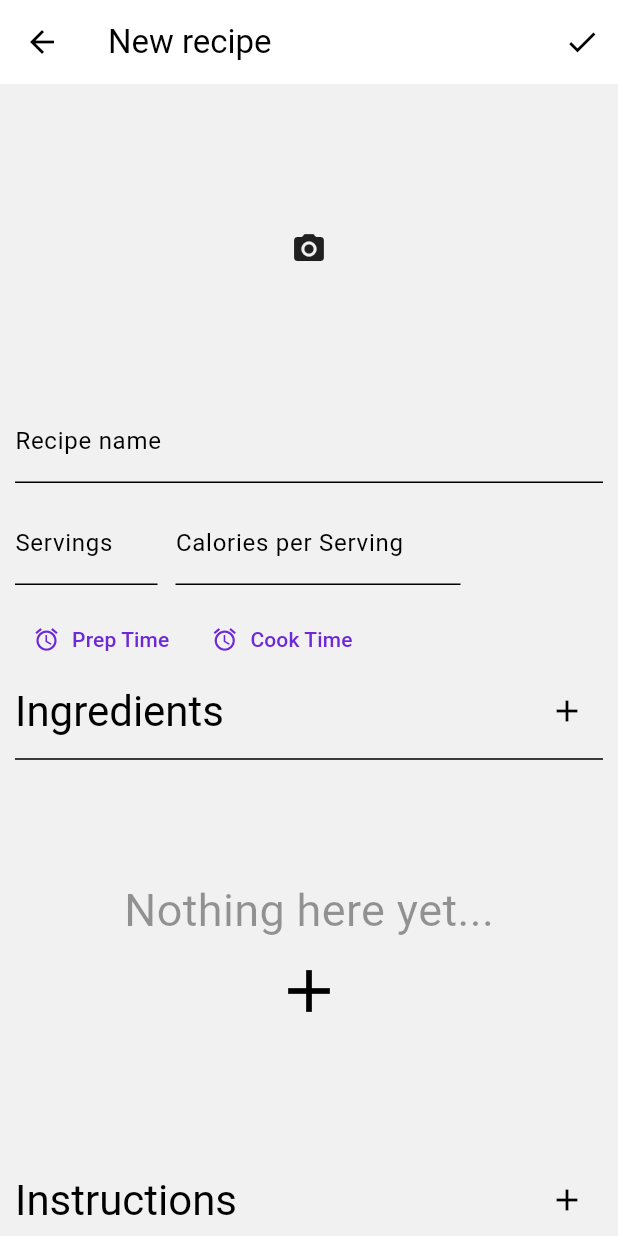
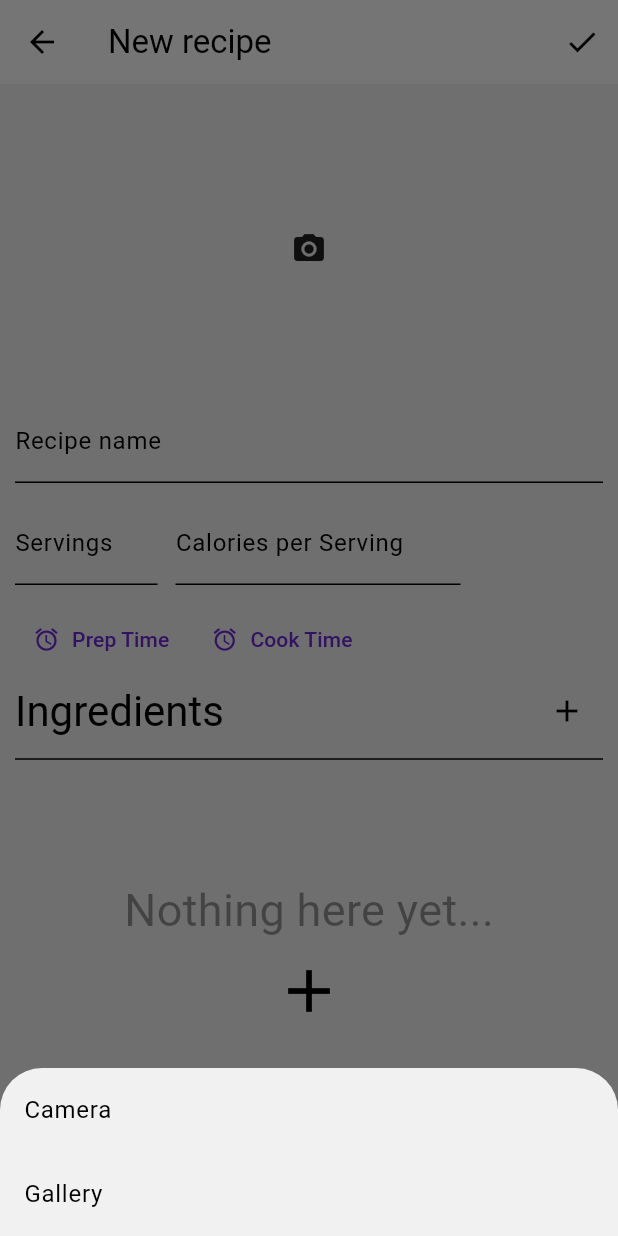
Before and after one commit to ZMensRain/Meals, a Flutter app: the NewRecipeScreen screen opened directly, after a tap on the "camera alt" icon, on a phone screen of 412 x 824 dp. Run offline on Flutter 3.47's test engine with Material 3 defaults, Android fonts, the phone set to English and light mode, and no system bars; our stand-ins replace image_picker, isar, printing, share_plus, transparent_image; missing offline and left inert: converter, duration_picker, pluralize; accounts and stored records are empty; generated files the repository leaves out were written again.

Commit message:
added gallery and camera image picking

```diff
--- a/lib/widgets/image_picker.dart
+++ b/lib/widgets/image_picker.dart
@@ -24,10 +24,69 @@ class ImagePickerCard extends StatelessWidget {
       ),
       child: InkWell(
         onTap: () async {
+          // SafeArea(
+          //         child: Container(
+          //           child: new Wrap(
+          //             children: <Widget>[
+          //               new ListTile(
+          //                   leading: new Icon(Icons.photo_library),
+          //                   title: new Text('Photo Library'),
+          //                   onTap: () {
+          //                     _imgFromGallery();
+          //                     Navigator.of(context).pop();
+          //                   }),
+          //               new ListTile(
+          //                 leading: new Icon(Icons.photo_camera),
+          //                 title: new Text('Camera'),
+          //                 onTap: () {
+          //                   _imgFromCamera();
+          //                   Navigator.of(context).pop();
+          //                 },
+          //               ),
+          //             ],
+          //           ),
+          //         ),
+          //       );
+          //     }
+          //   );
+
+          var useCamera = await showModalBottomSheet<bool>(
+            clipBehavior: Clip.hardEdge,
+            context: context,
+            builder: (context) => SafeArea(
+              child: Wrap(
+                children: [
+                  ListTile(
+                    title: const Text("Camera"),
+                    onTap: () {
+                      Navigator.pop(context, true);
+                    },
+                  ),
+                  ListTile(
+                    title: const Text("Gallery"),
+                    onTap: () {
+                      Navigator.pop(context, false);
+                    },
+                  ),
+                ],
+              ),
+            ),
+          );
+          if (useCamera == null) {
+            return;
+          }
           var picker = ImagePicker();
-          var file = await picker.pickImage(
-            source: ImageSource.camera,
-          );
+          XFile? file;
+
+          if (useCamera) {
+            file = await picker.pickImage(
+              source: ImageSource.camera,
+            );
+          } else {
+            file = await picker.pickImage(
+              source: ImageSource.gallery,
+            );
+          }
           if (file == null) {
             return;
           }
```
